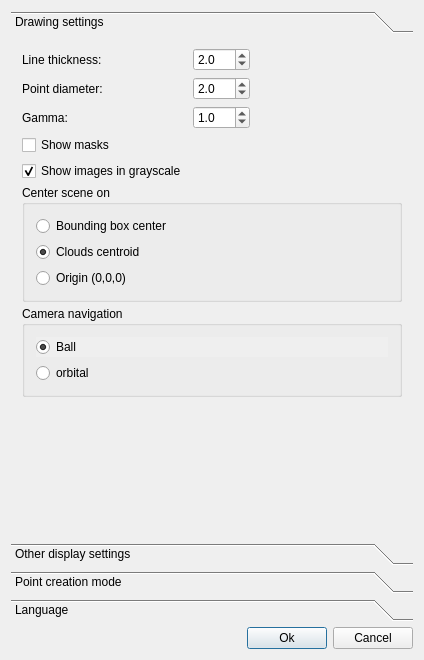
Qt form src/saisieQT/ui/Settings.ui (micmacIGN/micmac) before a commit.
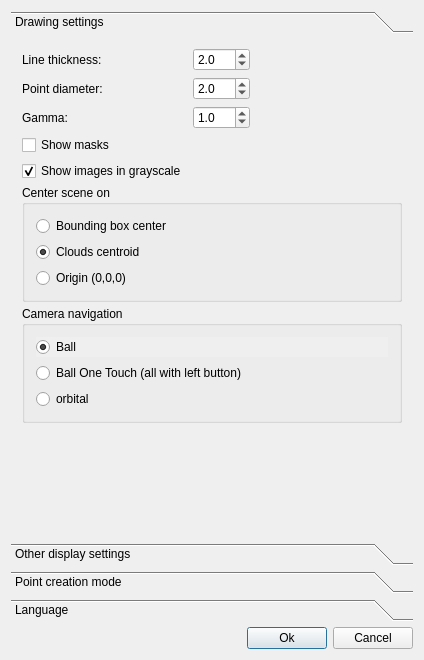
The same form after that commit. Icons and pictures are not drawn.

Commit message: SaisieQT : New navigation 3D ball one touch

Diff of the .ui file:
```diff
--- a/src/saisieQT/ui/Settings.ui
+++ b/src/saisieQT/ui/Settings.ui
@@ -227,6 +227,13 @@
             </property>
            </widget>
           </item>
+          <item>
+           <widget class="QRadioButton" name="radioButtonBallOneTouch">
+            <property name="text">
+             <string>Ball One Touch (all with left button)</string>
+            </property>
+           </widget>
+          </item>
           <item>
            <widget class="QRadioButton" name="radionButtonOrbital">
             <property name="text">
```
Left out of the diff: 12 changed lines with no effect on the pictures. The commit also changes 11 other files.
